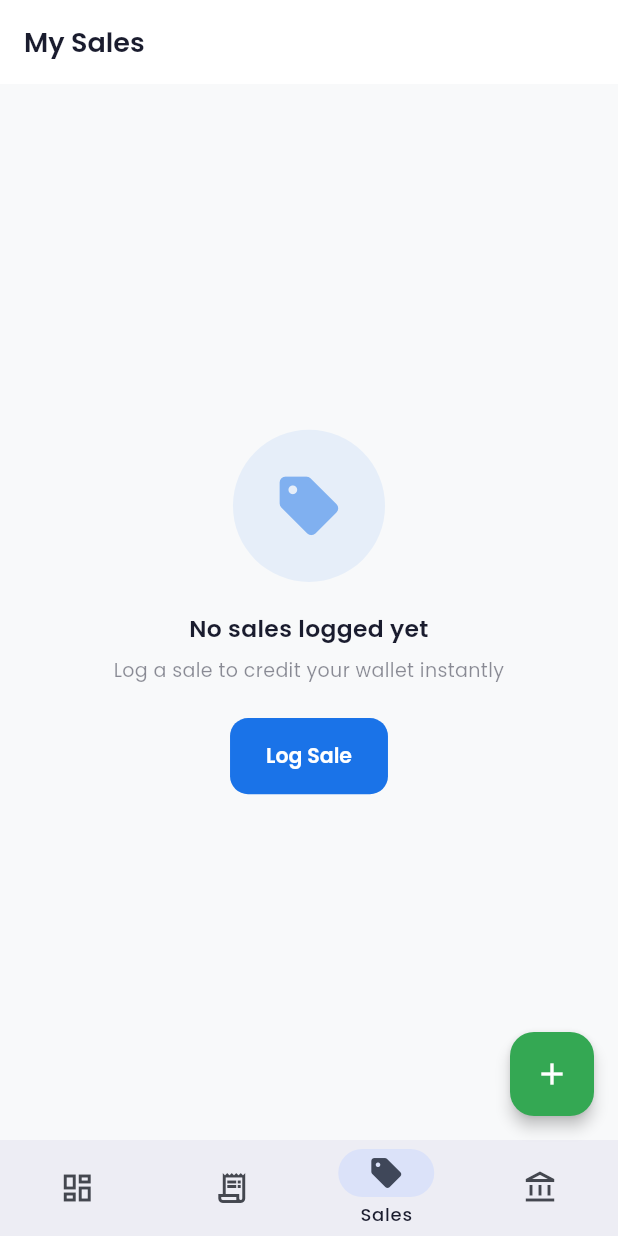
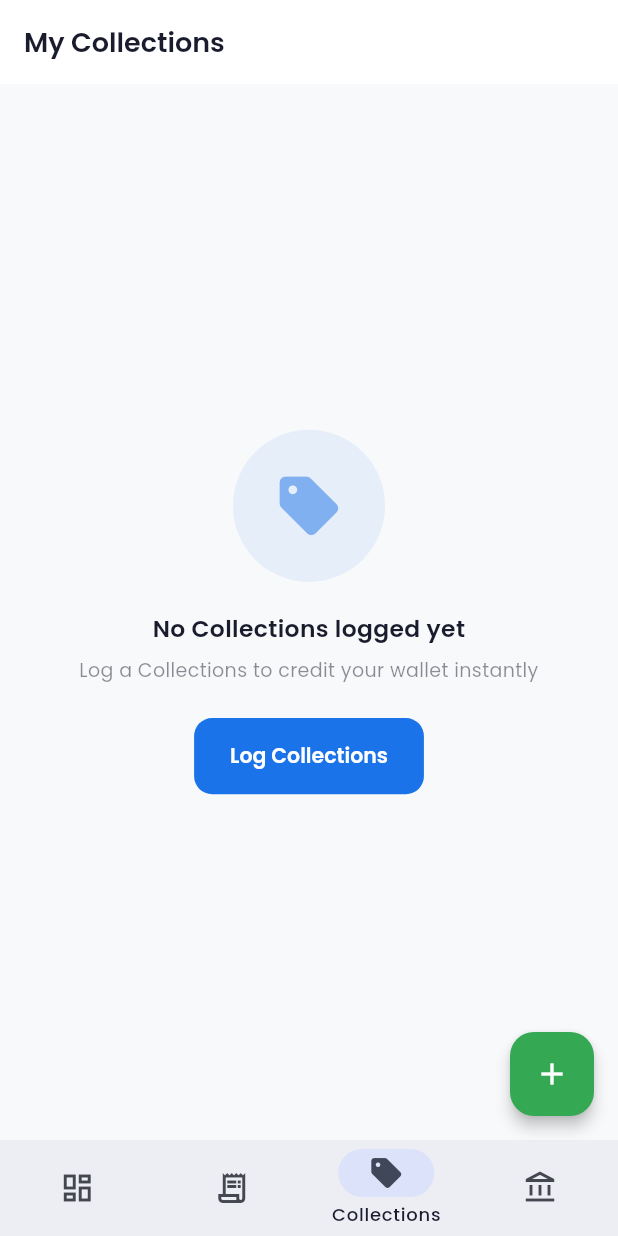
Before and after one commit to suryakantmanker-droid/cashledger-releases, a Flutter app: the SaleListScreen screen opened by its route, on a phone screen of 412 x 824 dp. Run offline on Flutter 3.47's test engine with Material 3 defaults, Android fonts, the phone set to English and light mode, and no system bars; our stand-ins replace app_links, cached_network_image, connectivity_plus, dartz, dio, equatable and 18 more; missing offline and left inert: app_badge_plus, flutter_pdfview; accounts and stored records are empty; network calls fail; statements that could not run were skipped.

Commit message:
Update version to 1.1.1+3, change app version in constants, and rename 'Sales' to 'Collections' in navigation and screens for consistency. Refactor code for better readability in expense detail and sale list screens.

```diff
--- a/lib/core/constants/app_constants.dart
+++ b/lib/core/constants/app_constants.dart
@@ -2,7 +2,7 @@ class AppConstants {
   AppConstants._();
 
   static const String appName = 'ExpenseTrack Pro';
-  static const String appVersion = '1.0.0';
+  static const String appVersion = '1.1.1+3';
 
   // ── Multi-business ──────────────────────────────────────────────────────────
   // Fixed UUID for the default (legacy) business created during Phase 0 backfill.
--- a/lib/core/router/app_router.dart
+++ b/lib/core/router/app_router.dart
@@ -769,7 +769,7 @@ class _EmployeeShellState extends ConsumerState<EmployeeShell> {
             NavigationDestination(
               icon: Icon(Icons.sell_outlined),
               selectedIcon: Icon(Icons.sell_rounded),
-              label: 'Sales',
+              label: 'Collections',
             ),
             NavigationDestination(
               icon: Icon(Icons.account_balance_outlined),
--- a/lib/features/sales/presentation/screens/sale_list_screen.dart
+++ b/lib/features/sales/presentation/screens/sale_list_screen.dart
@@ -20,7 +20,7 @@ class SaleListScreen extends ConsumerWidget {
     final salesAsync = ref.watch(employeeSalesStreamProvider(user.uid));
 
     return Scaffold(
-      appBar: AppBar(title: const Text('My Sales')),
+      appBar: AppBar(title: const Text('My Collections')),
       body: RefreshIndicator(
         onRefresh: () async {
           ref.invalidate(employeeSalesStreamProvider(user.uid));
@@ -38,9 +38,10 @@ class SaleListScreen extends ConsumerWidget {
                     height: constraints.maxHeight,
                     child: EmptyState(
                       icon: Icons.sell_rounded,
-                      title: 'No sales logged yet',
-                      subtitle: 'Log a sale to credit your wallet instantly',
-                      actionLabel: 'Log Sale',
+                      title: 'No Collections logged yet',
+                      subtitle:
+                          'Log a Collections to credit your wallet instantly',
+                      actionLabel: 'Log Collections',
                       onAction: () => context.push(RouteConstants.addSale),
                     ),
                   ),
@@ -64,8 +65,7 @@ class SaleListScreen extends ConsumerWidget {
                     decoration: BoxDecoration(
                       color: Theme.of(context).colorScheme.surface,
                       borderRadius: BorderRadius.circular(14),
-                      border: Border.all(
-                          color: Theme.of(context).dividerColor),
+                      border: Border.all(color: Theme.of(context).dividerColor),
                     ),
                     child: Row(
                       children: [
--- a/pubspec.yaml
+++ b/pubspec.yaml
@@ -1,7 +1,7 @@
 name: expense_tracker
 description: Professional Expense & Employee Money Tracking System
 publish_to: none
-version: 1.1.0+2
+version: 1.1.1+3
 
 environment:
   sdk: ">=3.2.0 <4.0.0"
```
Also changed, not shown: lib/features/expenses/presentation/screens/expense_detail_screen.dart (+91 -21 lines).
